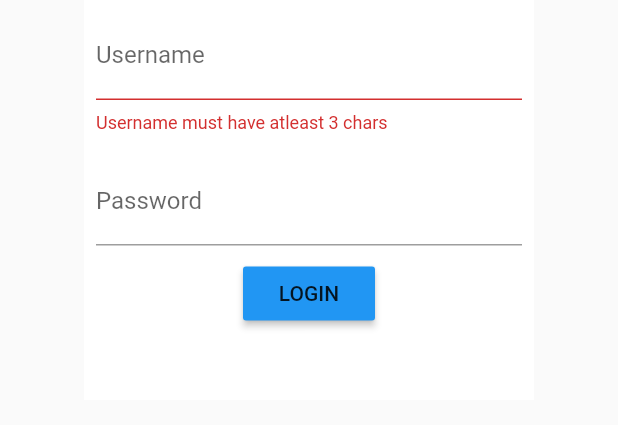
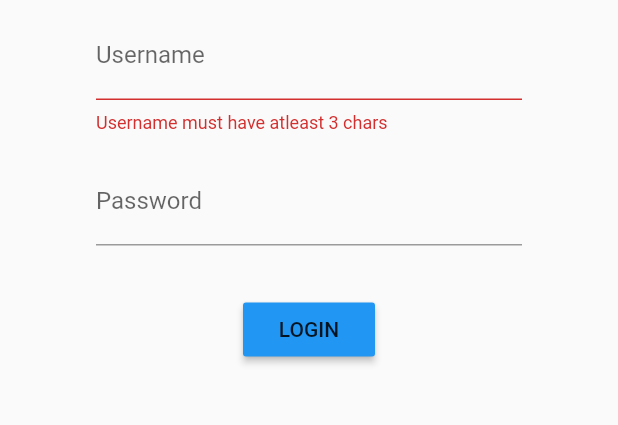
Before and after one commit to feamer/mobile, a Flutter app: the screen it shows after launch, after a tap on "LOGIN", on a phone screen of 412 x 824 dp, the part 443-868 px from its top. Run offline on Flutter 3.47's test engine with Material 2 defaults, Android fonts, the phone set to English and light mode, and no system bars; our stand-ins replace sqflite; accounts and stored records are empty.

Commit message:
feat(login): login with persistent user

```diff
--- a/lib/auth.dart
+++ b/lib/auth.dart
@@ -21,10 +21,12 @@ class AuthStateProvider {
   void initState() async {
     var db = new DatabaseHelper();
     var isLoggedIn = await db.isLoggedIn();
-    if(isLoggedIn)
+    if (isLoggedIn) {
+      print(db.selectToken());
       notify(AuthState.LOGGED_IN);
-    else
+    } else {
       notify(AuthState.LOGGED_OUT);
+    }
   }
 
   void subscribe(AuthStateListener listener) {
--- a/lib/data/database_helper.dart
+++ b/lib/data/database_helper.dart
@@ -24,7 +24,7 @@ class DatabaseHelper {
   initDb() async {
     io.Directory documentsDirectory = await getApplicationDocumentsDirectory();
     String path = join(documentsDirectory.path, "main.db");
-    var theDb = await openDatabase(path, version: 1, onCreate: _onCreate);
+    var theDb = await openDatabase(path, version: 2, onCreate: _onCreate);
     return theDb;
   }
 
@@ -32,7 +32,7 @@ class DatabaseHelper {
   void _onCreate(Database db, int version) async {
     // When creating the db, create the table
     await db.execute(
-        "CREATE TABLE User(id INTEGER PRIMARY KEY, username TEXT, password TEXT, token TEXT)");
+        "CREATE TABLE User(id INTEGER PRIMARY KEY, username TEXT, password TEXT, token TEXT UNIQUE)");
     print("Created tables");
   }
 
@@ -54,4 +54,10 @@ class DatabaseHelper {
     return res.length > 0? true: false;
   }
 
+  Future<String> selectToken() async {
+    var dbClient = await db;
+    var res = await dbClient.query("User");
+    return res.single["token"];
+  }
+
 }
--- a/lib/models/user.dart
+++ b/lib/models/user.dart
@@ -4,10 +4,6 @@ class User {
   String _token;
 
   User(this._username, this._password, this._token);
-
-  User.map(this._username, this._password, dynamic obj) {
-    this._token = obj["token"];
-  }
 
   String get username => _username;
   String get password => _password;
--- a/lib/screens/login/login_screen.dart
+++ b/lib/screens/login/login_screen.dart
@@ -1,5 +1,3 @@
-import 'dart:ui';
-
 import 'package:flutter/material.dart';
 import 'package:mobile/auth.dart';
 import 'package:mobile/data/database_helper.dart';
@@ -47,7 +45,7 @@ class LoginScreenState extends State<LoginScreen>
 
   @override
   onAuthStateChanged(AuthState state) {
-    if(state == AuthState.LOGGED_IN)
+    if (state == AuthState.LOGGED_IN)
       Navigator.of(_ctx).pushReplacementNamed("/home");
   }
 
@@ -59,6 +57,7 @@ class LoginScreenState extends State<LoginScreen>
       child: new Text("LOGIN"),
       color: Colors.blue,
     );
+
     var loginForm = new Column(
       children: <Widget>[
         new Text(
@@ -92,7 +91,10 @@ class LoginScreenState extends State<LoginScreen>
             ],
           ),
         ),
-        _isLoading ? new CircularProgressIndicator() : loginBtn
+        new Padding(
+          padding: const EdgeInsets.only(top: 24.0),
+          child: _isLoading ? new CircularProgressIndicator() : loginBtn,
+        )
       ],
       crossAxisAlignment: CrossAxisAlignment.center,
     );
@@ -103,16 +105,10 @@ class LoginScreenState extends State<LoginScreen>
       body: new Container(
         child: new Center(
           child: new ClipRect(
-            child: new BackdropFilter(
-              filter: new ImageFilter.blur(sigmaX: 10.0, sigmaY: 10.0),
-              child: new Container(
-                child: loginForm,
-                height: 300.0,
-                width: 300.0,
-                decoration: new BoxDecoration(
-                    color: Colors.white
-                ),
-              ),
+            child: new Container(
+              child: loginForm,
+              height: 300.0,
+              width: 300.0,
             ),
           ),
         ),
@@ -124,8 +120,6 @@ class LoginScreenState extends State<LoginScreen>
   void onLoginError(String errorTxt) {
     _showSnackBar(errorTxt);
     setState(() => _isLoading = false);
-    var authStateProvider = new AuthStateProvider();
-    authStateProvider.notify(AuthState.LOGGED_IN);
   }
 
   @override
```
Also changed, not shown: lib/data/rest_ds.dart (+8 -7 lines), lib/screens/home/home_screen.dart (+31 -3 lines), lib/utils/network_util.dart (+6 -8 lines), 2 other files.
